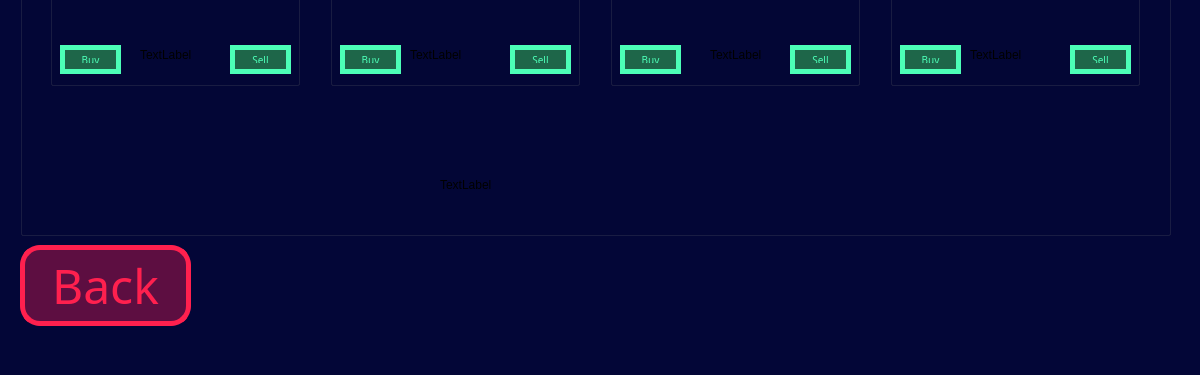
First picture: the form in itemshop.ui, repository Youssef-ayman55/BreakOut, before the edit; both pictures show x 0 to 1200 and y 425 to 800 of the 1200 by 800 pixel window.
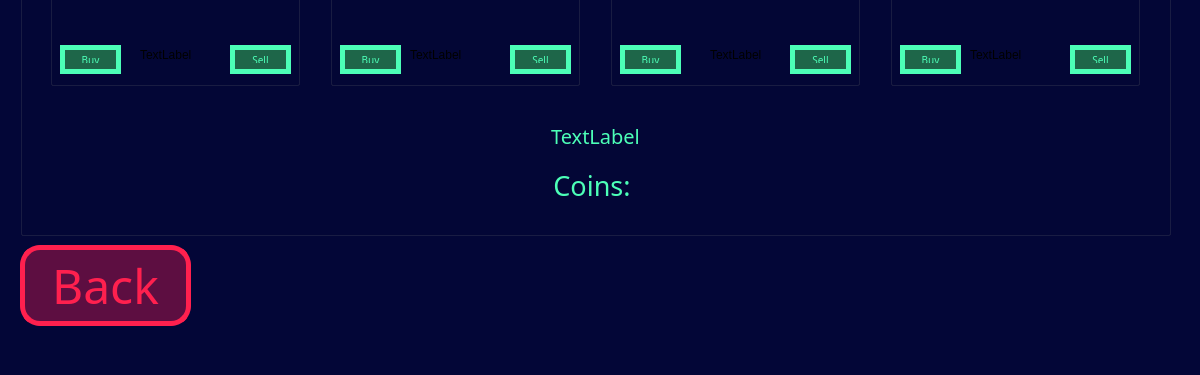
Second picture: the form after the edit. Icons and pictures are not drawn.

Commit message: limiting features with respect to coins

Patch:
```diff
--- a/itemshop.ui
+++ b/itemshop.ui
@@ -1034,14 +1034,99 @@
    <widget class="QLabel" name="warning">
     <property name="geometry">
      <rect>
-      <x>420</x>
-      <y>380</y>
-      <width>341</width>
-      <height>20</height>
+      <x>0</x>
+      <y>320</y>
+      <width>1151</width>
+      <height>41</height>
      </rect>
     </property>
+    <property name="palette">
+     <palette>
+      <active>
+       <colorrole role="WindowText">
+        <brush brushstyle="SolidPattern">
+         <color alpha="255">
+          <red>76</red>
+          <green>255</green>
+          <blue>183</blue>
+         </color>
+        </brush>
+       </colorrole>
+      </active>
+      <inactive>
+       <colorrole role="WindowText">
+        <brush brushstyle="SolidPattern">
+         <color alpha="255">
+          <red>76</red>
+          <green>255</green>
+          <blue>183</blue>
+         </color>
+        </brush>
+       </colorrole>
+      </inactive>
+      <disabled/>
+     </palette>
+    </property>
+    <property name="font">
+     <font>
+      <family>Showcard Gothic</family>
+      <pointsize>15</pointsize>
+     </font>
+    </property>
     <property name="text">
      <string>TextLabel</string>
+    </property>
+    <property name="alignment">
+     <set>Qt::AlignCenter</set>
+    </property>
+   </widget>
+   <widget class="QLabel" name="coin_label">
+    <property name="geometry">
+     <rect>
+      <x>0</x>
+      <y>370</y>
+      <width>1151</width>
+      <height>41</height>
+     </rect>
+    </property>
+    <property name="palette">
+     <palette>
+      <active>
+       <colorrole role="WindowText">
+        <brush brushstyle="SolidPattern">
+         <color alpha="255">
+          <red>76</red>
+          <green>255</green>
+          <blue>183</blue>
+         </color>
+        </brush>
+       </colorrole>
+      </active>
+      <inactive>
+       <colorrole role="WindowText">
+        <brush brushstyle="SolidPattern">
+         <color alpha="255">
+          <red>76</red>
+          <green>255</green>
+          <blue>183</blue>
+         </color>
+        </brush>
+       </colorrole>
+      </inactive>
+      <disabled/>
+     </palette>
+    </property>
+    <property name="font">
+     <font>
+      <family>Showcard Gothic</family>
+      <pointsize>20</pointsize>
+     </font>
+    </property>
+    <property name="text">
+     <string>Coins: </string>
+    </property>
+    <property name="alignment">
+     <set>Qt::AlignCenter</set>
     </property>
    </widget>
   </widget>
```
The commit also changes 9 other files.
